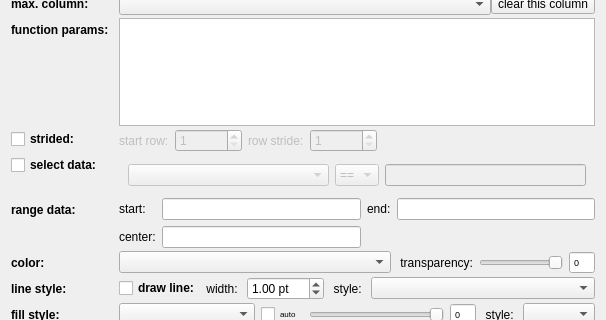
First picture: the form in plugins/table/qftablegraphsettings.ui, repository jkriege2/QuickFit3, before the edit; both pictures show x 0 to 606 and y 315 to 635 of the 606 by 1236 pixel window.
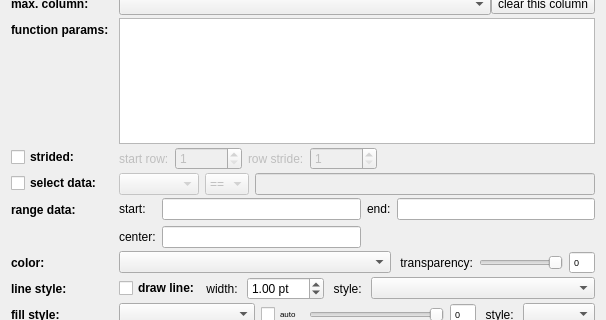
Second picture: the form after the edit. Icons and pictures are not drawn. Custom widgets are drawn as their Qt base class.

Commit message: QuickFit3/table: added control to magnify the current plot widget

Diff of the .ui file:
```diff
--- a/plugins/table/qftablegraphsettings.ui
+++ b/plugins/table/qftablegraphsettings.ui
@@ -2567,7 +2567,10 @@
      <property name="enabled">
       <bool>false</bool>
      </property>
-     <layout class="QHBoxLayout" name="horizontalLayout_12">
+     <layout class="QHBoxLayout" name="horizontalLayout_12" stretch="0,0,1">
+      <property name="margin">
+       <number>0</number>
+      </property>
       <item>
        <widget class="QComboBox" name="cmbSelectDataColumn">
         <property name="sizePolicy">
```
Left out of the diff: 12 changed lines with no effect on the pictures. The commit also changes 3 other files.
